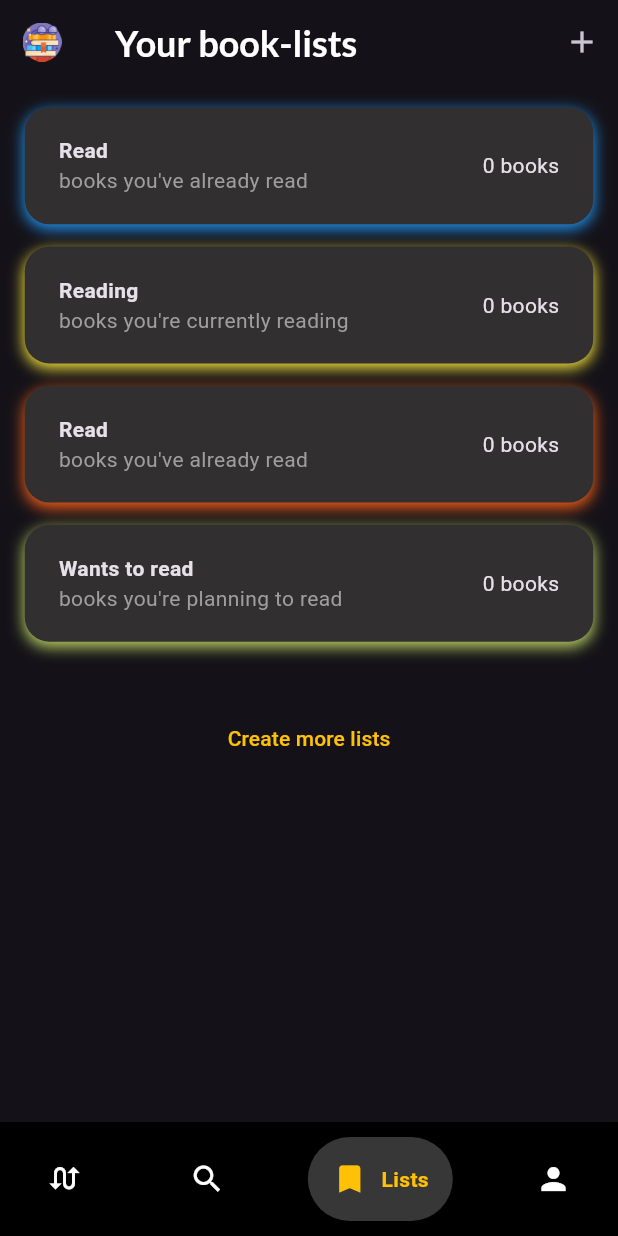
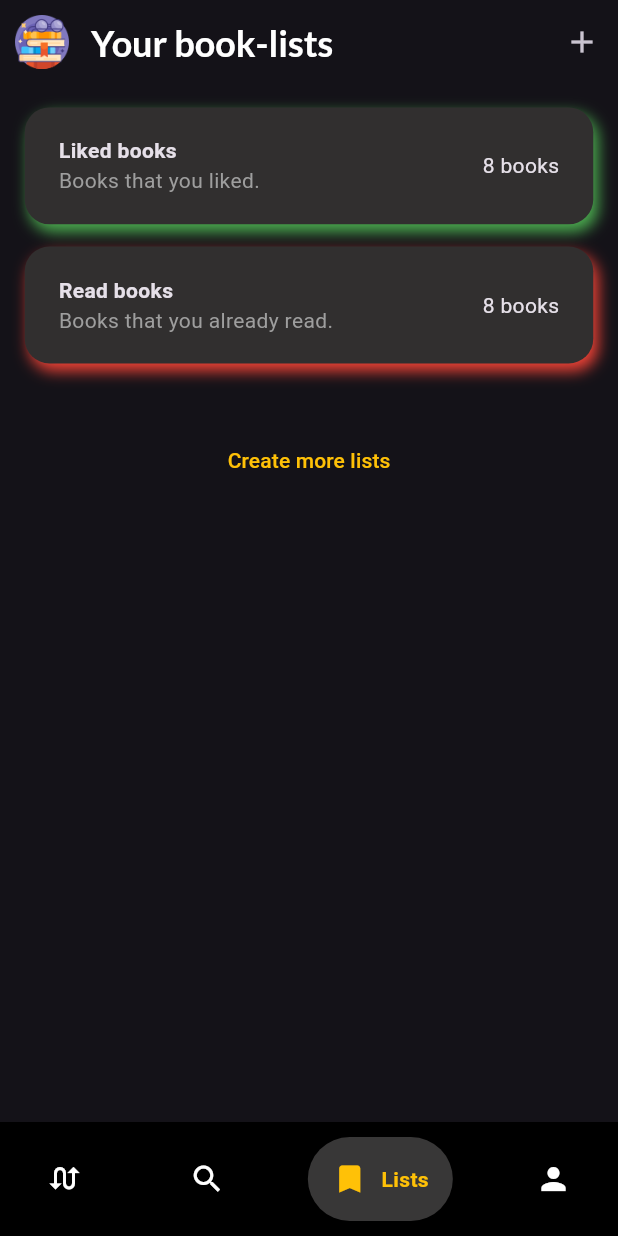
Before and after one commit to bdominguez6/App_Pumpun, a Flutter app: the screen it shows after launch, item 3 of the bottom bar chosen, on a phone screen of 412 x 824 dp. Run offline on Flutter 3.47's test engine with Material 3 defaults, Android fonts, the light colour scheme and no system bars; drawn by our look-alikes of google_nav_bar; our stand-ins replace flutter_colorpicker, google_fonts; accounts and stored records are empty.

```diff
--- /dev/null
+++ b/app/lib/data/dummy/dummy_david.dart
@@ -0,0 +1,46 @@
+import 'package:app/models/book.dart';
+import 'package:app/models/user.dart';
+
+class DummyDavid {
+  DummyDavid() {
+    Book book1, book2;
+    userDummy = User(
+      username: 'ManzanaPlatano231',
+      password: 'password',
+      name: 'Mario Gonzalez Iglesias',
+      image: 'assets/images/icons/icon_512px.png',
+    );
+
+    book1 = Book(
+      title: "Juego de tronos: Canción de Fuego y Hielo",
+      cover: "assets/images/portada1.jpg",
+      author: ['George R.R. Martin', 'George R.R. Martin'],
+      genre: [Genre.horror, Genre.suspense],
+      record: Record.liked,
+      description:
+          "Lorem ipsum dolor sit amet, consectetur adipiscing elit. Maecenas in quam mollis, aliquet quam in, cursus erat. Lorem ipsum dolor sit amet, consectetur adipiscing elit. Nunc viverra aliquet sapien nec eleifend. Nunc euismod a lorem non posuere. Etiam molestie imperdiet ornare. Suspendisse a sem eget eros commodo pellentesque quis maximus tortor. Maecenas iaculis vestibulum magna, at malesuada elit interdum id. Aliquam ac ante erat. Mauris facilisis elementum cursus. Vivamus hendrerit mauris a magna mollis auctor. Nulla auctor consequat mi in pulvinar. Maecenas at urna at neque tempus pulvinar. Nulla vitae diam condimentum, venenatis libero eu, ornare erat.Aenean ultricies, leo fringilla elementum gravida, ipsum lacus pellentesque leo, eu molestie mauris velit quis nunc. Morbi ac eros felis. Praesent et tellus libero. Vivamus efficitur lectus elit, ut ultricies leo pellentesque vitae. Ut auctor lectus eu sollicitudin lobortis. Vivamus eu tellus interdum, tempor quam iaculis, gravida neque. Quisque consectetur bibendum vulputate. Curabitur et tristique velit. Ut ut justo at erat tempus suscipit non eu odio. Donec mattis risus nec nisi ultricies consectetur. Praesent feugiat, nibh eget mattis bibendum, nisl urna sollicitudin mi, non aliquam risus nulla et sapien. Phasellus sagittis enim id velit vestibulum rhoncus. Integer ut congue lacus. Vivamus eu erat suscipit, tristique nisi eu, convallis ipsum.",
+    );
+    book2 = Book(
+      title: "El Quijote",
+      cover: "assets/images/portada2.jpeg",
+      author: [
+        'Miguel de Cervantes',
+        'Miguel de Cervantes',
+        'Miguel de Cervantes'
+      ],
+      genre: [Genre.romance, Genre.horror],
+      record: Record.disliked,
+      description:
+          "Lorem ipsum dolor sit amet, consectetur adipiscing elit. Maecenas in quam mollis, aliquet quam in, cursus erat. Lorem ipsum dolor sit amet, consectetur adipiscing elit. Nunc viverra aliquet sapien nec eleifend. Nunc euismod a lorem non posuere. Etiam molestie imperdiet ornare. Suspendisse a sem eget eros commodo pellentesque quis maximus tortor. Maecenas iaculis vestibulum magna, at malesuada elit interdum id. Aliquam ac ante erat. Mauris facilisis elementum cursus. Vivamus hendrerit mauris a magna mollis auctor. Nulla auctor consequat mi in pulvinar. Maecenas at urna at neque tempus pulvinar. Nulla vitae diam condimentum, venenatis libero eu, ornare erat.Aenean ultricies, leo fringilla elementum gravida, ipsum lacus pellentesque leo, eu molestie mauris velit quis nunc. Morbi ac eros felis. Praesent et tellus libero. Vivamus efficitur lectus elit, ut ultricies leo pellentesque vitae. Ut auctor lectus eu sollicitudin lobortis.",
+    );
+    // Method to fill the liked book list
+    for (int index = 0; index < 4; index++) {
+      userDummy!.defaultBookLists[1].books.insert(0, book1);
+      userDummy!.defaultBookLists[1].books.insert(0, book2);
+      userDummy!.defaultBookLists[2].books.insert(0, book1);
+      userDummy!.defaultBookLists[2].books.insert(0, book2);
+    }
+  }
+
+  User? userDummy;
+}
--- a/app/lib/models/user.dart
+++ b/app/lib/models/user.dart
@@ -26,4 +26,7 @@ class User {
         color: Colors.red),
   ];
   List<BookList> createdBookLists = [];
+
+  List<BookList> get allBookListsToShow =>
+      ([...defaultBookLists.sublist(1), ...createdBookLists]);
 }
--- a/app/lib/widgets/booklist_screen/addbooklist_screen.dart
+++ b/app/lib/widgets/booklist_screen/addbooklist_screen.dart
@@ -3,6 +3,7 @@ import 'package:flutter/material.dart';
 
 import 'package:flutter_colorpicker/flutter_colorpicker.dart';
 
+//form to add new booklists to a user
 class AddBooklistScreen extends StatefulWidget {
   const AddBooklistScreen({super.key, required this.onAddBooklist});
 
--- a/app/lib/widgets/booklist_screen/booklist_item.dart
+++ b/app/lib/widgets/booklist_screen/booklist_item.dart
@@ -1,6 +1,7 @@
 import 'package:app/models/booklist.dart';
 import 'package:flutter/material.dart';
 
+//item LIST (list of lists)
 class BookListItem extends StatelessWidget {
   BookListItem({super.key, required this.booklist});
 
@@ -24,7 +25,7 @@ class BookListItem extends StatelessWidget {
             BoxShadow(
               color: booklist.color,
               blurRadius: 8,
-              offset: const Offset(0, 3),
+              offset: const Offset(3, 5),
             ),
           ]),
       child: Padding(
--- a/app/lib/widgets/booklist_screen/booklists_screen.dart
+++ b/app/lib/widgets/booklist_screen/booklists_screen.dart
@@ -1,6 +1,5 @@
-import 'package:app/data/dummy/dummy_bryan.dart';
+import 'package:app/data/dummy/dummy_david.dart';
 import 'package:app/widgets/booklist_screen/addbooklist_screen.dart';
-import 'package:app/models/book.dart';
 import 'package:app/models/booklist.dart';
 import 'package:app/models/user.dart';
 import 'package:app/widgets/booklist_screen/booklist_item.dart';
@@ -8,10 +7,11 @@ import 'package:app/widgets/booklist_screen/booklistdetails_screen.dart';
 import 'package:google_fonts/google_fonts.dart';
 import 'package:flutter/material.dart';
 
+//list of lists
 class BookListsScreen extends StatefulWidget {
   BookListsScreen({super.key});
 
-  User? user = DummyBryan().userDummy;
+  User? user = DummyDavid().userDummy;
 
   @override
   State<BookListsScreen> createState() {
@@ -30,35 +30,9 @@ class _BookListsScreenState extends State<BookListsScreen> {
 
   void _addBookList(BookList bookList) {
     setState(() {
-      testList.add(bookList);
-      widget.user?.createdBookLists.add(bookList);
+      widget.user!.createdBookLists.add(bookList);
     });
   }
-
-  //test list
-
-  final List<BookList> testList = [
-    BookList(
-        title: 'Read',
-        subtitle: 'books you\'ve already read',
-        color: Colors.blue),
-    BookList(
-        title: 'Reading',
-        subtitle: 'books you\'re currently reading',
-        color: Colors.yellow),
-    BookList(
-        title: 'Read',
-        subtitle: 'books you\'ve already read',
-        color: Color.fromARGB(255, 243, 94, 25)),
-    BookList(
-        title: 'Wants to read',
-        subtitle: 'books you\'re planning to read',
-        color: Color.fromARGB(255, 190, 214, 101)),
-  ];
-
-  var currentIndex = 0;
-
-  //void updateIndex(index)
 
   @override
   Widget build(BuildContext context) {
@@ -72,7 +46,7 @@ class _BookListsScreenState extends State<BookListsScreen> {
         backgroundColor: Colors.transparent,
         elevation: 0,
         leading: Container(
-          margin: const EdgeInsets.all(15),
+          margin: const EdgeInsets.all(10),
           child: Image.asset('assets/images/icons/icon_64px.png'),
           height: 32,
           width: 32,
@@ -89,6 +63,7 @@ class _BookListsScreenState extends State<BookListsScreen> {
             ),
           ),
         ),
+        titleSpacing: 0,
         actions: [
           IconButton(
               onPressed: () {
@@ -99,7 +74,6 @@ class _BookListsScreenState extends State<BookListsScreen> {
       ),
 
       //show the lists
-      //if there are less than 5 list we include the + button after the lists presentation
       body: Column(
         mainAxisSize: MainAxisSize.max,
         children: [
@@ -107,26 +81,29 @@ class _BookListsScreenState extends State<BookListsScreen> {
             child: ListView.builder(
               padding: EdgeInsets.symmetric(vertical: screenHeight * 0.01),
               shrinkWrap: true,
-              itemCount: testList.length,
+              itemCount: widget.user!.allBookListsToShow.length,
               itemBuilder: (context, index) => GestureDetector(
                 onTap: () {
                   Navigator.push(
                       context,
                       MaterialPageRoute(
                           builder: (context) => BookListDetailsScreen(
-                                currentList: testList[index],
+                                currentList:
+                                    widget.user!.allBookListsToShow[index],
                               )));
                 },
                 child: Padding(
                   padding: EdgeInsets.symmetric(
                       horizontal: screenWidth * 0.04,
                       vertical: screenHeight * 0.009),
-                  child: BookListItem(booklist: testList[index]),
+                  child: BookListItem(
+                      booklist: widget.user!.allBookListsToShow[index]),
                 ),
               ),
             ),
           ),
-          if (testList.length < 6)
+          //if there are less than 4 created list we include the + button after the lists presentation (to fill the empty space)
+          if (widget.user!.createdBookLists.length < 4)
             Padding(
               padding: EdgeInsets.all(screenWidth * 0.06),
               child: Column(
```
Also changed, not shown: app/lib/widgets/booklist_screen/book_item.dart (+37 -4 lines), app/lib/widgets/booklist_screen/booklistdetails_screen.dart (+7 -1 lines).
